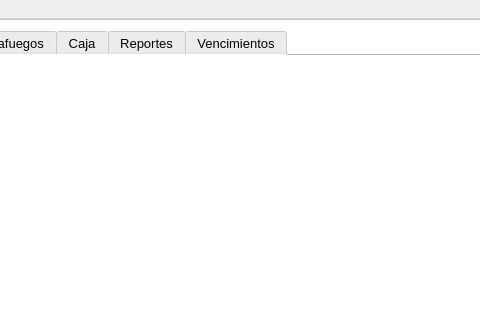
This is resources/ui/ventanaprincipal.ui in Julian2455/beatmat as Qt 5 draws it before an edit; both pictures show x 117 to 597 and y 0 to 320 of the 864 by 555 pixel window. The edited form follows.
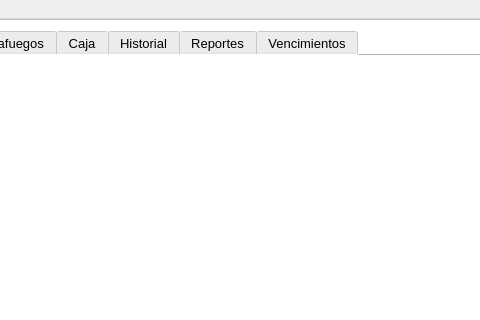
This is the edited form. Icons and pictures are not drawn.

```diff
--- a/resources/ui/ventanaprincipal.ui
+++ b/resources/ui/ventanaprincipal.ui
@@ -77,6 +77,7 @@
          <property name="font">
           <font>
            <pointsize>10</pointsize>
+           <weight>50</weight>
            <bold>false</bold>
           </font>
          </property>
@@ -119,6 +120,15 @@
            <string>Caja</string>
           </attribute>
          </widget>
+         <widget class="QWidget" name="Historial">
+          <attribute name="icon">
+           <iconset>
+            <normaloff>../images/clock_history.png</normaloff>../images/clock_history.png</iconset>
+          </attribute>
+          <attribute name="title">
+           <string>Historial</string>
+          </attribute>
+         </widget>
          <widget class="QWidget" name="Reportes">
           <attribute name="icon">
            <iconset>
```
Left out of the diff: 2 changed lines with no effect on the pictures.
